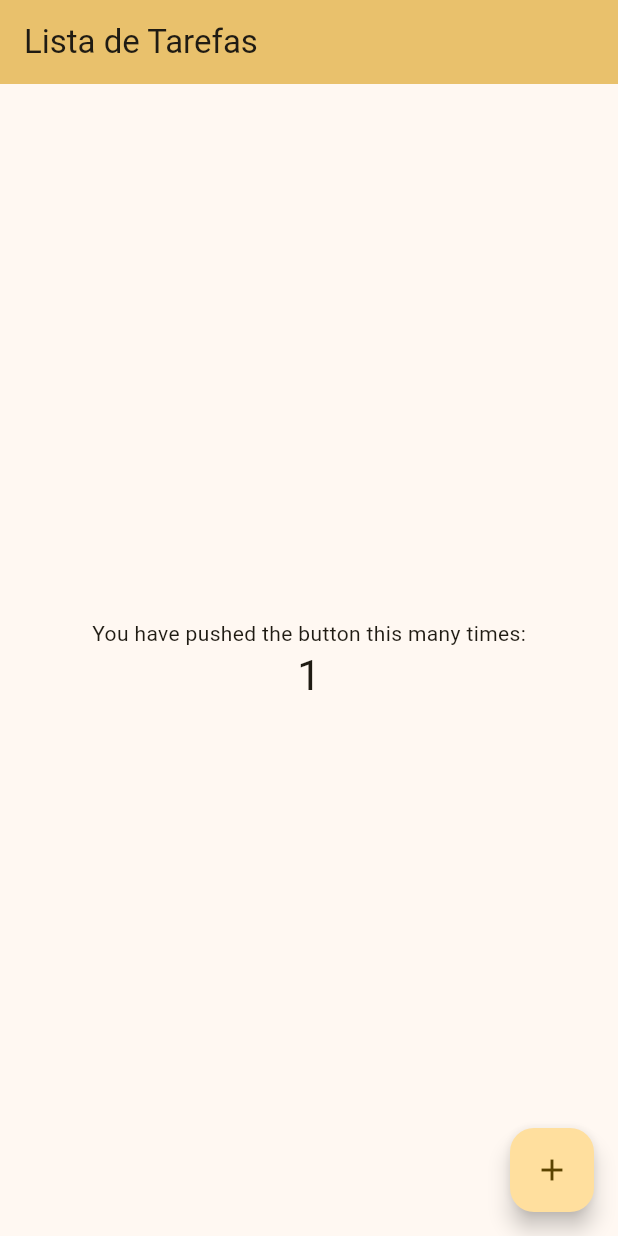
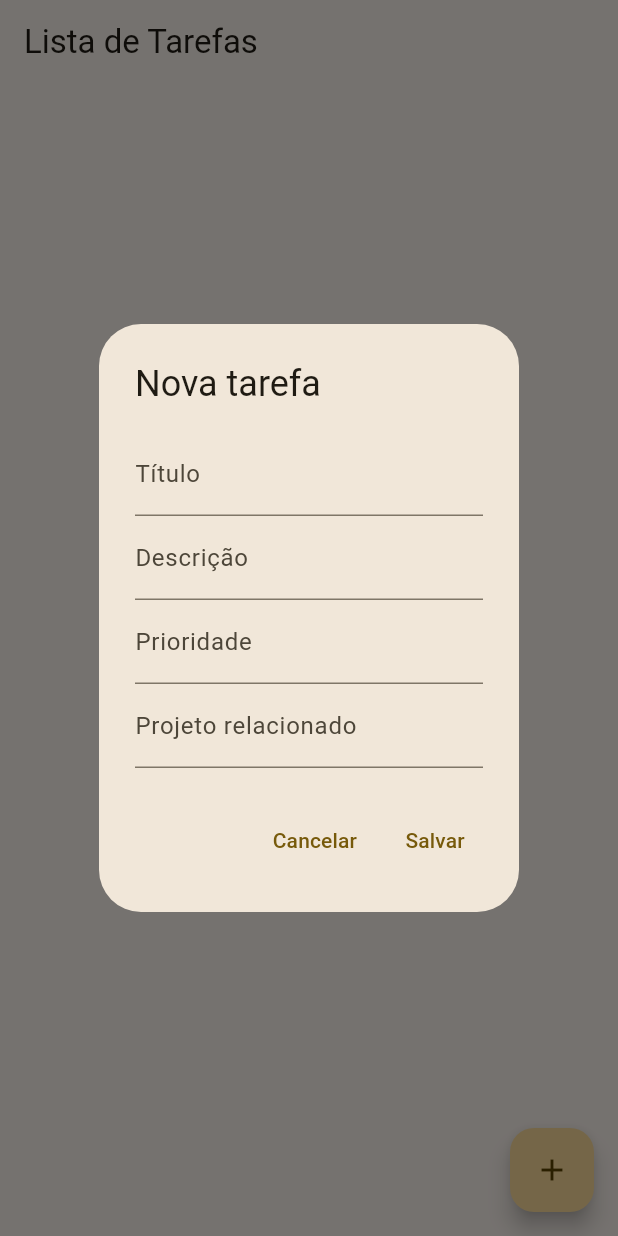
Before and after one commit to ggortan/p2crud, a Flutter app: the screen it shows after launch, after a tap on the "add" icon, on a phone screen of 412 x 824 dp. Run offline on Flutter 3.47's test engine with Material 3 defaults, Android fonts, the phone set to English and light mode, and no system bars; our stand-ins replace sqflite; accounts and stored records are empty.

Commit message:
limpeza do projeto que o flutter cria, implementação do DAO para manipular o banco de dados. Criação da tela de tarefas e chamada da tela na main Criação do modelo tarefa

```diff
--- /dev/null
+++ b/lib/data/tarefa_dao.dart
@@ -0,0 +1,32 @@
+import '../models/tarefa.dart';
+import 'database_helper.dart';
+
+class TarefaDao {
+  final DatabaseHelper _dbHelper = DatabaseHelper.instance;
+
+  Future<int> inserir(Tarefa tarefa) async {
+    final db = await _dbHelper.database;
+    return await db.insert('tarefas', tarefa.toMap());
+  }
+
+  Future<List<Tarefa>> listar() async {
+    final db = await _dbHelper.database;
+    final maps = await db.query('tarefas', orderBy: 'prioridade DESC, id DESC');
+    return maps.map((m) => Tarefa.fromMap(m)).toList();
+  }
+
+  Future<int> atualizar(Tarefa tarefa) async {
+    final db = await _dbHelper.database;
+    return await db.update(
+      'tarefas',
+      tarefa.toMap(),
+      where: 'id = ?',
+      whereArgs: [tarefa.id],
+    );
+  }
+
+  Future<int> excluir(int id) async {
+    final db = await _dbHelper.database;
+    return await db.delete('tarefas', where: 'id = ?', whereArgs: [id]);
+  }
+}
--- a/lib/main.dart
+++ b/lib/main.dart
@@ -1,4 +1,5 @@
 import 'package:flutter/material.dart';
+import 'screens/tarefas_page.dart';
 
 void main() {
   runApp(const MyApp());
@@ -7,7 +8,6 @@
 class MyApp extends StatelessWidget {
   const MyApp({super.key});
 
-  // This widget is the root of your application.
   @override
   Widget build(BuildContext context) {
     return MaterialApp(
@@ -18,93 +18,7 @@
         ).copyWith(secondary: Colors.orangeAccent),
         useMaterial3: true,
       ),
-      home: const MyHomePage(title: 'Lista de Tarefas'),
+      home: const TarefasPage(),
     );
   }
 }
-
-class MyHomePage extends StatefulWidget {
-  const MyHomePage({super.key, required this.title});
-
-  // This widget is the home page of your application. It is stateful, meaning
-  // that it has a State object (defined below) that contains fields that affect
-  // how it looks.
-
-  // This class is the configuration for the state. It holds the values (in this
-  // case the title) provided by the parent (in this case the App widget) and
-  // used by the build method of the State. Fields in a Widget subclass are
-  // always marked "final".
-
-  final String title;
-
-  @override
-  State<MyHomePage> createState() => _MyHomePageState();
-}
-
-class _MyHomePageState extends State<MyHomePage> {
-  int _counter = 0;
-
-  void _incrementCounter() {
-    setState(() {
-      // This call to setState tells the Flutter framework that something has
-      // changed in this State, which causes it to rerun the build method below
-      // so that the display can reflect the updated values. If we changed
-      // _counter without calling setState(), then the build method would not be
-      // called again, and so nothing would appear to happen.
-      _counter++;
-    });
-  }
-
-  @override
-  Widget build(BuildContext context) {
-    // This method is rerun every time setState is called, for instance as done
-    // by the _incrementCounter method above.
-    //
-    // The Flutter framework has been optimized to make rerunning build methods
-    // fast, so that you can just rebuild anything that needs updating rather
-    // than having to individually change instances of widgets.
-    return Scaffold(
-      appBar: AppBar(
-        // TRY THIS: Try changing the color here to a specific color (to
-        // Colors.amber, perhaps?) and trigger a hot reload to see the AppBar
-        // change color while the other colors stay the same.
-        backgroundColor: Theme.of(context).colorScheme.inversePrimary,
-        // Here we take the value from the MyHomePage object that was created by
-        // the App.build method, and use it to set our appbar title.
-        title: Text(widget.title),
-      ),
-      body: Center(
-        // Center is a layout widget. It takes a single child and positions it
-        // in the middle of the parent.
-        child: Column(
-          // Column is also a layout widget. It takes a list of children and
-          // arranges them vertically. By default, it sizes itself to fit its
-          // children horizontally, and tries to be as tall as its parent.
-          //
-          // Column has various properties to control how it sizes itself and
-          // how it positions its children. Here we use mainAxisAlignment to
-          // center the children vertically; the main axis here is the vertical
-          // axis because Columns are vertical (the cross axis would be
-          // horizontal).
-          //
-          // TRY THIS: Invoke "debug painting" (choose the "Toggle Debug Paint"
-          // action in the IDE, or press "p" in the console), to see the
-          // wireframe for each widget.
-          mainAxisAlignment: MainAxisAlignment.center,
-          children: <Widget>[
-            const Text('You have pushed the button this many times:'),
-            Text(
-              '$_counter',
-              style: Theme.of(context).textTheme.headlineMedium,
-            ),
-          ],
-        ),
-      ),
-      floatingActionButton: FloatingActionButton(
-        onPressed: _incrementCounter,
-        tooltip: 'Increment',
-        child: const Icon(Icons.add),
-      ), // This trailing comma makes auto-formatting nicer for build methods.
-    );
-  }
-}
--- /dev/null
+++ b/lib/models/tarefa.dart
@@ -0,0 +1,40 @@
+class Tarefa {
+  int? id;
+  String titulo;
+  String? descricao;
+  int? prioridade;
+  String criadoEm;
+  String? projetoRelacionado;
+
+  Tarefa({
+    this.id,
+    required this.titulo,
+    this.descricao,
+    this.prioridade,
+    String? criadoEm,
+    this.projetoRelacionado,
+  }) : criadoEm = criadoEm ?? DateTime.now().toIso8601String();
+
+  Map<String, dynamic> toMap() {
+    final map = <String, dynamic>{
+      'titulo': titulo,
+      'descricao': descricao,
+      'prioridade': prioridade,
+      'criadoEm': criadoEm,
+      'projetoRelacionado': projetoRelacionado,
+    };
+    if (id != null) map['id'] = id;
+    return map;
+  }
+
+  factory Tarefa.fromMap(Map<String, dynamic> map) {
+    return Tarefa(
+      id: map['id'] as int?,
+      titulo: map['titulo'] as String? ?? '',
+      descricao: map['descricao'] as String?,
+      prioridade: map['prioridade'] as int?,
+      criadoEm: map['criadoEm'] as String?,
+      projetoRelacionado: map['projetoRelacionado'] as String?,
+    );
+  }
+}
--- /dev/null
+++ b/lib/screens/tarefas_page.dart
@@ -0,0 +1,157 @@
+import 'package:flutter/material.dart';
+import '../data/tarefa_dao.dart';
+import '../models/tarefa.dart';
+
+class TarefasPage extends StatefulWidget {
+  const TarefasPage({super.key});
+
+  @override
+  State<TarefasPage> createState() => _TarefasPageState();
+}
+
+class _TarefasPageState extends State<TarefasPage> {
+  final TarefaDao _dao = TarefaDao();
+  List<Tarefa> _tarefas = [];
+
+  @override
+  void initState() {
+    super.initState();
+    _carregar();
+  }
+
+  Future _carregar() async {
+    final lista = await _dao.listar();
+    setState(() {
+      _tarefas = lista;
+    });
+  }
+
+  Future _mostrarFormulario([Tarefa? tarefa]) async {
+    final tituloCtrl = TextEditingController(text: tarefa?.titulo ?? '');
+    final descricaoCtrl = TextEditingController(text: tarefa?.descricao ?? '');
+    final prioridadeCtrl = TextEditingController(
+      text: tarefa?.prioridade?.toString() ?? '',
+    );
+    final projetoCtrl = TextEditingController(
+      text: tarefa?.projetoRelacionado ?? '',
+    );
+
+    await showDialog(
+      context: context,
+      builder: (_) {
+        return AlertDialog(
+          title: Text(tarefa == null ? 'Nova tarefa' : 'Editar tarefa'),
+          content: SingleChildScrollView(
+            child: Column(
+              children: [
+                TextField(
+                  controller: tituloCtrl,
+                  decoration: const InputDecoration(labelText: 'Título'),
+                ),
+                TextField(
+                  controller: descricaoCtrl,
+                  decoration: const InputDecoration(labelText: 'Descrição'),
+                ),
+                TextField(
+                  controller: prioridadeCtrl,
+                  decoration: const InputDecoration(labelText: 'Prioridade'),
+                  keyboardType: TextInputType.number,
+                ),
+                TextField(
+                  controller: projetoCtrl,
+                  decoration: const InputDecoration(
+                    labelText: 'Projeto relacionado',
+                  ),
+                ),
+              ],
+            ),
+          ),
+          actions: [
+            TextButton(
+              onPressed: () => Navigator.of(context).pop(),
+              child: const Text('Cancelar'),
+            ),
+            TextButton(
+              onPressed: () async {
+                final p = int.tryParse(prioridadeCtrl.text);
+                if (tarefa == null) {
+                  final nova = Tarefa(
+                    titulo: tituloCtrl.text,
+                    descricao: descricaoCtrl.text,
+                    prioridade: p,
+                    projetoRelacionado: projetoCtrl.text,
+                  );
+                  await _dao.inserir(nova);
+                } else {
+                  final atualizada = Tarefa(
+                    id: tarefa.id,
+                    titulo: tituloCtrl.text,
+                    descricao: descricaoCtrl.text,
+                    prioridade: p,
+                    criadoEm: tarefa.criadoEm,
+                    projetoRelacionado: projetoCtrl.text,
+                  );
+                  await _dao.atualizar(atualizada);
+                }
+                Navigator.of(context).pop();
+                await _carregar();
+              },
+              child: const Text('Salvar'),
+            ),
+          ],
+        );
+      },
+    );
+  }
+
+  Future _excluir(int id) async {
+    await _dao.excluir(id);
+    await _carregar();
+  }
+
+  @override
+  Widget build(BuildContext context) {
+    return Scaffold(
+      appBar: AppBar(title: const Text('Lista de Tarefas')),
+      body: ListView.builder(
+        itemCount: _tarefas.length,
+        itemBuilder: (context, index) {
+          final t = _tarefas[index];
+          return ListTile(
+            title: Text(t.titulo),
+            subtitle: Column(
+              crossAxisAlignment: CrossAxisAlignment.start,
+              children: [
+                if (t.descricao != null && t.descricao!.isNotEmpty)
+                  Text(t.descricao!),
+                Text('Prioridade: ${t.prioridade ?? '-'}'),
+                if (t.projetoRelacionado != null &&
+                    t.projetoRelacionado!.isNotEmpty)
+                  Text('Projeto: ${t.projetoRelacionado!}'),
+                Text('Criado: ${t.criadoEm}'),
+              ],
+            ),
+            isThreeLine: true,
+            trailing: Row(
+              mainAxisSize: MainAxisSize.min,
+              children: [
+                IconButton(
+                  icon: const Icon(Icons.edit),
+                  onPressed: () => _mostrarFormulario(t),
+                ),
+                IconButton(
+                  icon: const Icon(Icons.delete),
+                  onPressed: () => _excluir(t.id!),
+                ),
+              ],
+            ),
+          );
+        },
+      ),
+      floatingActionButton: FloatingActionButton(
+        onPressed: () => _mostrarFormulario(),
+        child: const Icon(Icons.add),
+      ),
+    );
+  }
+}
```
